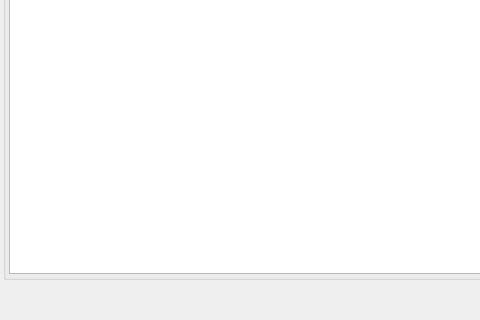
This is guilibraries/wmsusermanagerlib/src/CwmsUserChoiceDlg.ui in WOGRA-AG/wms as Qt 5 draws it before an edit; both pictures show x 0 to 480 and y 168 to 488 of the 610 by 488 pixel window. The edited form follows.
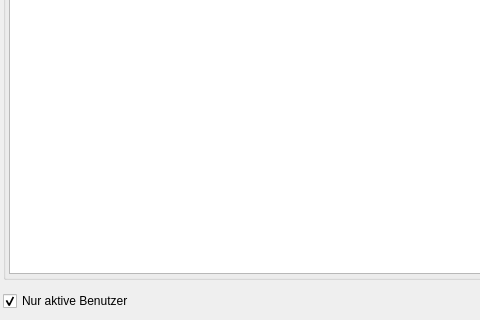
This is the edited form. Icons and pictures are not drawn.

Commit message: added check for active users only.

The edit to the form file:
```diff
--- a/guilibraries/wmsusermanagerlib/src/CwmsUserChoiceDlg.ui
+++ b/guilibraries/wmsusermanagerlib/src/CwmsUserChoiceDlg.ui
@@ -130,6 +130,16 @@
    </item>
    <item>
     <layout class="QHBoxLayout">
+     <item>
+      <widget class="QCheckBox" name="m_pqchbActiveUser">
+       <property name="text">
+        <string>Nur aktive Benutzer</string>
+       </property>
+       <property name="checked">
+        <bool>true</bool>
+       </property>
+      </widget>
+     </item>
      <item>
       <spacer name="spacer1">
        <property name="orientation">
```
The commit also changes 2 other files.
